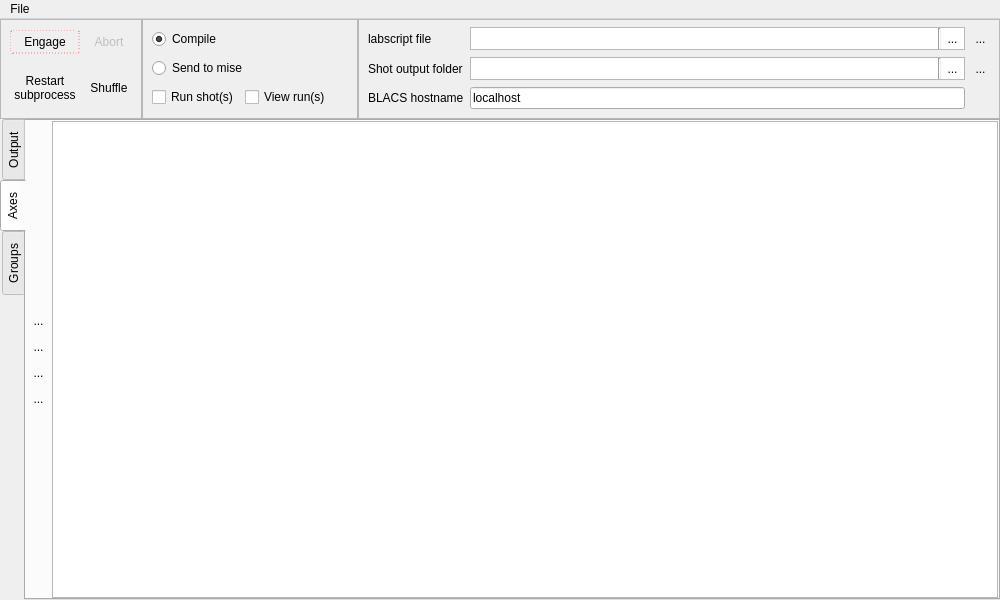
Old version of the form main.ui in the repository labscript-suite/runmanager.
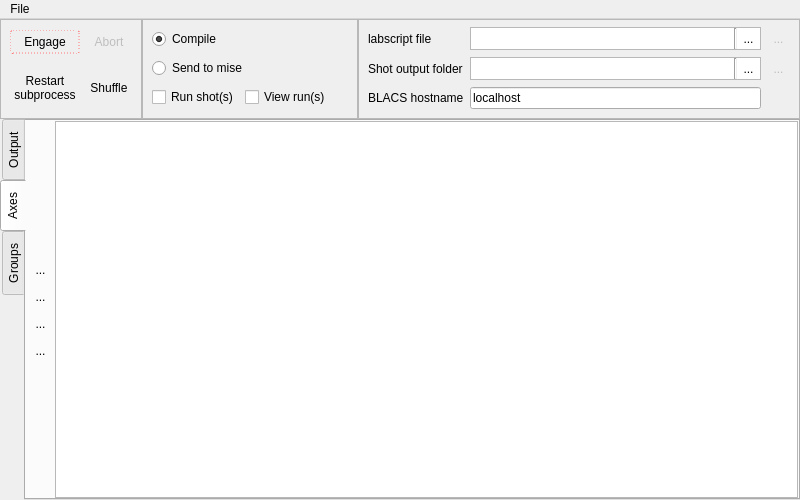
New version of the form. The open tabs and pages were chosen to show the change. Icons and pictures are not drawn. Custom widgets are drawn as their Qt base class.

Commit message: Qt: Implemented labscript file selection, file editing, output folder selection, resetting of default folder, rollover of new folder each day, and some other minor callbacks.

Diff of the .ui file:
```diff
--- a/main.ui
+++ b/main.ui
@@ -6,8 +6,8 @@
    <rect>
     <x>0</x>
     <y>0</y>
-    <width>1000</width>
-    <height>600</height>
+    <width>800</width>
+    <height>500</height>
    </rect>
   </property>
   <property name="windowTitle">
@@ -18,7 +18,14 @@
     <normaloff>:/qtutils/custom/runmanager.png</normaloff>:/qtutils/custom/runmanager.png</iconset>
   </property>
   <property name="styleSheet">
-   <string notr="true">QPushButton {
+   <string notr="true"/>
+  </property>
+  <property name="unifiedTitleAndToolBarOnMac">
+   <bool>false</bool>
+  </property>
+  <widget class="QWidget" name="centralwidget">
+   <property name="styleSheet">
+    <string notr="true">QPushButton {
      border: none;
      padding: 4px;
  }
@@ -52,6 +59,7 @@
 
 QToolButton {
      border: none;
+     padding: 2px;
  }
 
 QToolButton:hover {
@@ -81,11 +89,7 @@
      border-radius: 3px;
  }
 </string>
-  </property>
-  <property name="unifiedTitleAndToolBarOnMac">
-   <bool>false</bool>
-  </property>
-  <widget class="QWidget" name="centralwidget">
+   </property>
    <layout class="QVBoxLayout" name="verticalLayout">
     <property name="spacing">
      <number>0</number>
@@ -400,6 +404,9 @@
          </item>
          <item row="1" column="2">
           <widget class="QToolButton" name="toolButton_reset_shot_output_folder">
+           <property name="enabled">
+            <bool>false</bool>
+           </property>
            <property name="toolTip">
             <string>Reset to default output folder from labconfig</string>
            </property>
@@ -428,6 +435,9 @@
          </item>
          <item row="0" column="2">
           <widget class="QToolButton" name="toolButton_edit_labscript_file">
+           <property name="enabled">
+            <bool>false</bool>
+           </property>
            <property name="toolTip">
             <string>Edit this labscript file in a text editor</string>
            </property>
@@ -695,7 +705,7 @@
         <item>
          <layout class="QVBoxLayout" name="verticalLayout_4">
           <property name="spacing">
-           <number>9</number>
+           <number>6</number>
           </property>
           <property name="leftMargin">
            <number>3</number>
@@ -800,8 +810,8 @@
             <rect>
              <x>0</x>
              <y>0</y>
-             <width>84</width>
-             <height>78</height>
+             <width>742</width>
+             <height>375</height>
             </rect>
            </property>
            <layout class="QVBoxLayout" name="verticalLayout_7">
@@ -954,8 +964,8 @@
     <rect>
      <x>0</x>
      <y>0</y>
-     <width>1000</width>
-     <height>25</height>
+     <width>800</width>
+     <height>21</height>
     </rect>
    </property>
    <widget class="QMenu" name="menuFile">
```
Left out of the diff: 50 changed lines with no effect on the pictures. The commit also changes 1 other file.
